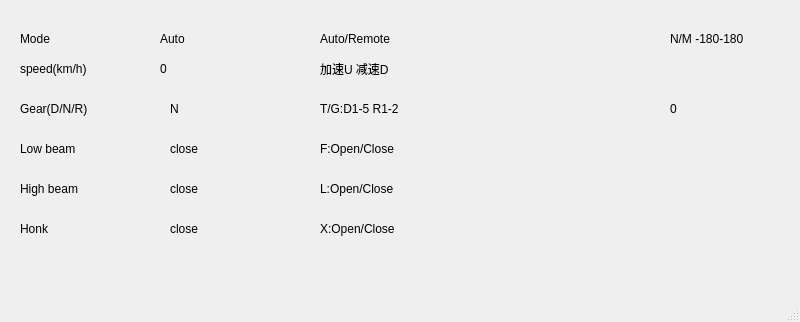
chenbokaix250/remote_driver, file tele_operator/src/mainwindow.ui: the form before one commit.
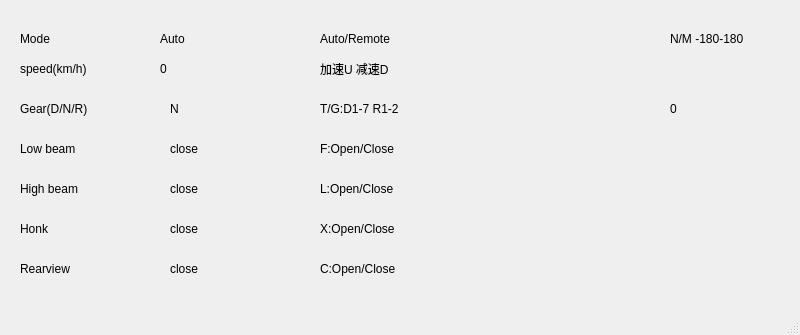
The form after the commit.

```diff
--- a/tele_operator/src/mainwindow.ui
+++ b/tele_operator/src/mainwindow.ui
@@ -7,7 +7,7 @@
     <x>0</x>
     <y>0</y>
     <width>800</width>
-    <height>322</height>
+    <height>335</height>
    </rect>
   </property>
   <property name="windowTitle">
@@ -102,7 +102,7 @@
      </rect>
     </property>
     <property name="text">
-     <string>T/G:D1-5 R1-2</string>
+     <string>T/G:D1-7 R1-2</string>
     </property>
    </widget>
    <widget class="QLabel" name="label_8">
@@ -305,6 +305,45 @@
      <string>close</string>
     </property>
    </widget>
+   <widget class="QLabel" name="label_14">
+    <property name="geometry">
+     <rect>
+      <x>20</x>
+      <y>260</y>
+      <width>67</width>
+      <height>17</height>
+     </rect>
+    </property>
+    <property name="text">
+     <string>Rearview</string>
+    </property>
+   </widget>
+   <widget class="QLabel" name="label_15">
+    <property name="geometry">
+     <rect>
+      <x>320</x>
+      <y>260</y>
+      <width>101</width>
+      <height>17</height>
+     </rect>
+    </property>
+    <property name="text">
+     <string>C:Open/Close</string>
+    </property>
+   </widget>
+   <widget class="QLabel" name="rear_label">
+    <property name="geometry">
+     <rect>
+      <x>170</x>
+      <y>260</y>
+      <width>67</width>
+      <height>17</height>
+     </rect>
+    </property>
+    <property name="text">
+     <string>close</string>
+    </property>
+   </widget>
   </widget>
   <widget class="QMenuBar" name="menubar">
    <property name="geometry">
```
